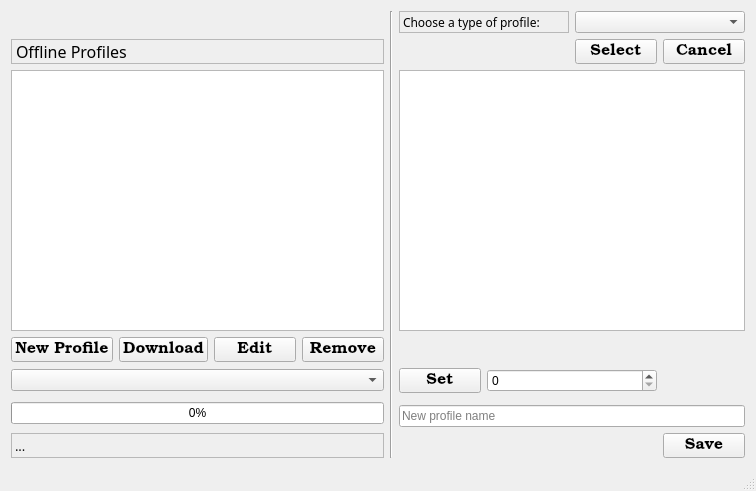
First picture: the form in mainwindow.ui, repository barbosaMatheus/USR_Coffee_Profiles, before the edit.
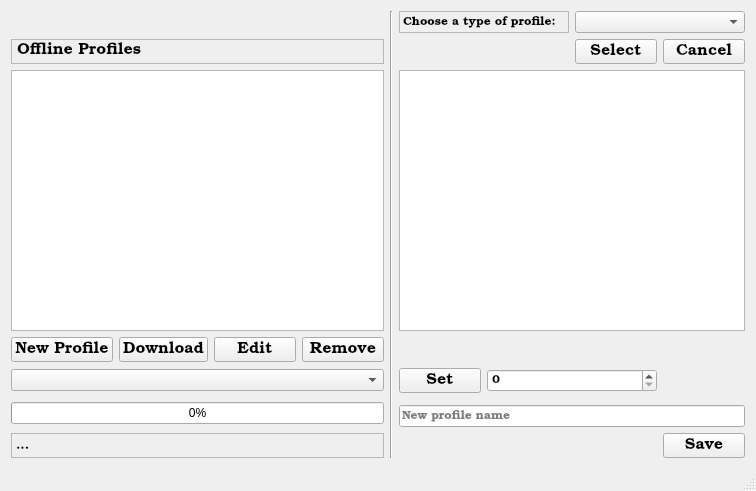
Second picture: the form after the edit.

Commit message: Fixed controlroomdialog.cpp GUI and added the ability to double click to edit a profile.

```diff
--- a/mainwindow.ui
+++ b/mainwindow.ui
@@ -17,6 +17,11 @@
    <layout class="QGridLayout" name="gridLayout">
     <item row="4" column="6" colspan="2">
      <widget class="QSpinBox" name="value_box">
+      <property name="font">
+       <font>
+        <family>Bookman Old Style</family>
+       </font>
+      </property>
       <property name="maximum">
        <number>1000</number>
       </property>
@@ -33,7 +38,7 @@
      <widget class="QLabel" name="choose_label">
       <property name="font">
        <font>
-        <family>Book Antiqua</family>
+        <family>Bookman Old Style</family>
        </font>
       </property>
       <property name="frameShape">
@@ -52,6 +57,11 @@
     </item>
     <item row="6" column="5" colspan="4">
      <widget class="QLineEdit" name="name_edit">
+      <property name="font">
+       <font>
+        <family>Bookman Old Style</family>
+       </font>
+      </property>
       <property name="placeholderText">
        <string>New profile name</string>
       </property>
@@ -61,7 +71,7 @@
      <widget class="QLabel" name="status_label">
       <property name="font">
        <font>
-        <family>Book Antiqua</family>
+        <family>Bookman Old Style</family>
         <pointsize>10</pointsize>
        </font>
       </property>
@@ -171,7 +181,7 @@
      <widget class="QLabel" name="label">
       <property name="font">
        <font>
-        <family>Book Antiqua</family>
+        <family>Bookman Old Style</family>
         <pointsize>12</pointsize>
        </font>
       </property>
```
Left out of the diff: 16 changed lines with no effect on the pictures. The commit also changes 5 other files.
